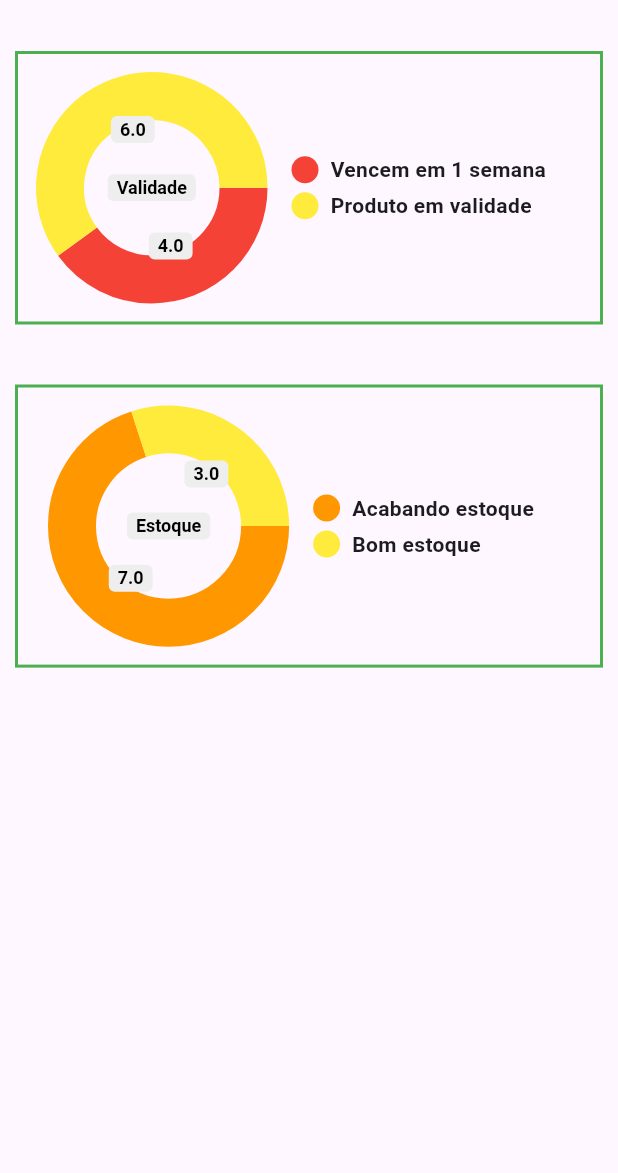
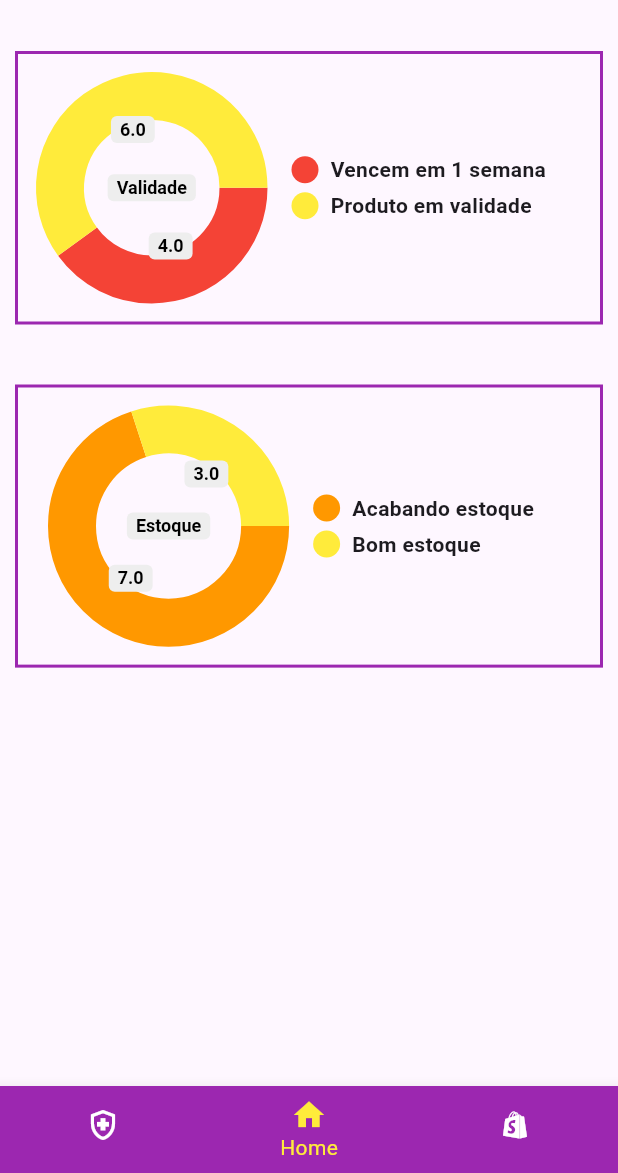
Before and after one commit to Leandro208/app_farmacia, a Flutter app: the screen it shows after launch, on a phone screen of 412 x 824 dp, the part 63-1236 px from its top. Run offline on Flutter 3.47's test engine with Material 3 defaults, Android fonts, the phone set to English and light mode, and no system bars; drawn by our look-alikes of pie_chart.

```diff
--- a/lib/main.dart
+++ b/lib/main.dart
@@ -1,4 +1,4 @@
-import 'package:app_farmacia/screens/home_page.dart';
+import 'package:app_farmacia/screens/tabs_screen.dart';
 import 'package:app_farmacia/utils/app_routes.dart';
 import 'package:flutter/material.dart';
 
@@ -15,7 +15,7 @@ class MyApp extends StatelessWidget {
       title: 'Farmacia',
       initialRoute: AppRoutes.HOME,
       routes: {
-        AppRoutes.HOME: (ctx) => HomePage()
+        AppRoutes.HOME: (ctx) => TabsScreen()
       },
       debugShowCheckedModeBanner: false,
     );
--- /dev/null
+++ b/lib/model/categoria_medicamento.dart
@@ -0,0 +1,17 @@
+enum CategoriaMedicamento {
+  ANALGESICO('Analgésico'),
+  ANTIBIOTICO('Antibiótico'),
+  ANTIFUNGICO('Antifúngico'),
+  ANTIVIRAL('Antiviral'),
+  ANTI_INFLAMATORIO('Anti-inflamatório'),
+  VITAMINAS('Vitaminas');
+
+  final String descricao;
+
+  const CategoriaMedicamento(this.descricao);
+
+  @override
+  String toString() {
+    return descricao;
+  }
+}
--- /dev/null
+++ b/lib/model/produto.dart
@@ -0,0 +1,21 @@
+import 'package:app_farmacia/model/categoria_medicamento.dart';
+
+class Produto {
+  int? id;
+  String nome;
+  CategoriaMedicamento categoria;
+  double preco;
+  DateTime validade;
+  int estoque;
+  String fornecedor;
+
+  Produto({
+    this.id,
+    required this.nome,
+    required this.categoria,
+    required this.preco,
+    required this.validade,
+    required this.estoque,
+    required this.fornecedor,
+  });
+}
--- /dev/null
+++ b/lib/screens/form_produto.dart
@@ -0,0 +1,15 @@
+import 'package:flutter/material.dart';
+
+class FormProduto extends StatelessWidget {
+  const FormProduto({super.key});
+
+  @override
+  Widget build(BuildContext context) {
+    return Scaffold(
+      appBar: AppBar(
+        title: Text('Cadastrar Medicamento'),
+      ),
+      body: Text('Teste'),
+    );
+  }
+}
--- /dev/null
+++ b/lib/screens/form_venda.dart
@@ -0,0 +1,15 @@
+import 'package:flutter/material.dart';
+
+class FormVenda extends StatelessWidget {
+  const FormVenda({super.key});
+
+  @override
+  Widget build(BuildContext context) {
+    return Scaffold(
+      appBar: AppBar(
+        title: Text('Cadastrar Venda'),
+      ),
+      body: Text('Teste'),
+    );
+  }
+}
--- /dev/null
+++ b/lib/screens/tabs_screen.dart
@@ -0,0 +1,66 @@
+import 'package:app_farmacia/screens/form_produto.dart';
+import 'package:app_farmacia/screens/form_venda.dart';
+import 'package:app_farmacia/screens/home_page.dart';
+import 'package:app_farmacia/utils/app_colors.dart';
+import 'package:flutter/material.dart';
+
+class TabsScreen extends StatefulWidget {
+  const TabsScreen({super.key});
+
+  @override
+  State<TabsScreen> createState() => _TabsScreenState();
+}
+
+class _TabsScreenState extends State<TabsScreen> {
+  int _selectedIndex = 1;
+  bool _showLabels = true;
+  late final List<Widget> _pages;
+
+  @override
+  void initState() {
+    super.initState();
+    _pages = [
+      FormProduto(),
+      HomePage(),
+      FormVenda(),
+    ];
+  }
+
+  void _onItemTapped(int index) {
+    setState(() {
+      _selectedIndex = index;
+      _showLabels = true;
+    });
+  }
+  @override
+  Widget build(BuildContext context) {
+    return Scaffold(
+      body: _pages[_selectedIndex],
+      bottomNavigationBar: BottomNavigationBar(
+        backgroundColor: AppColors.colorPrimary,
+
+        showSelectedLabels:
+            _showLabels, // Mostra o rótulo apenas do item selecionado
+        showUnselectedLabels: false,
+        items: const [
+          BottomNavigationBarItem(
+            icon: Icon(Icons.health_and_safety_outlined),
+            label: 'Cadastrar Medicamento',
+          ),
+          BottomNavigationBarItem(
+            icon: Icon(Icons.home),
+            label: 'Home',
+          ),
+          BottomNavigationBarItem(
+            icon: Icon(Icons.shopify),
+            label: 'Cadastrar Venda',
+          ),
+        ],
+        currentIndex: _selectedIndex,
+        selectedItemColor: AppColors.colorSecondary,
+        unselectedItemColor: Colors.white,
+        onTap: _onItemTapped,
+      ),
+    );
+  }
+}
--- a/lib/utils/app_colors.dart
+++ b/lib/utils/app_colors.dart
@@ -4,8 +4,8 @@ import 'package:flutter/material.dart';
 
 class AppColors{
 
-  static Color colorPrimary = Colors.green;
-
+  static Color colorPrimary = Colors.purple;
+  static Color colorSecondary = Colors.yellow;
   static List<Color> colorsValidade = <Color>[
     Colors.red,
     Colors.yellow
```
Also changed, not shown: lib/screens/chart.dart (deleted).
